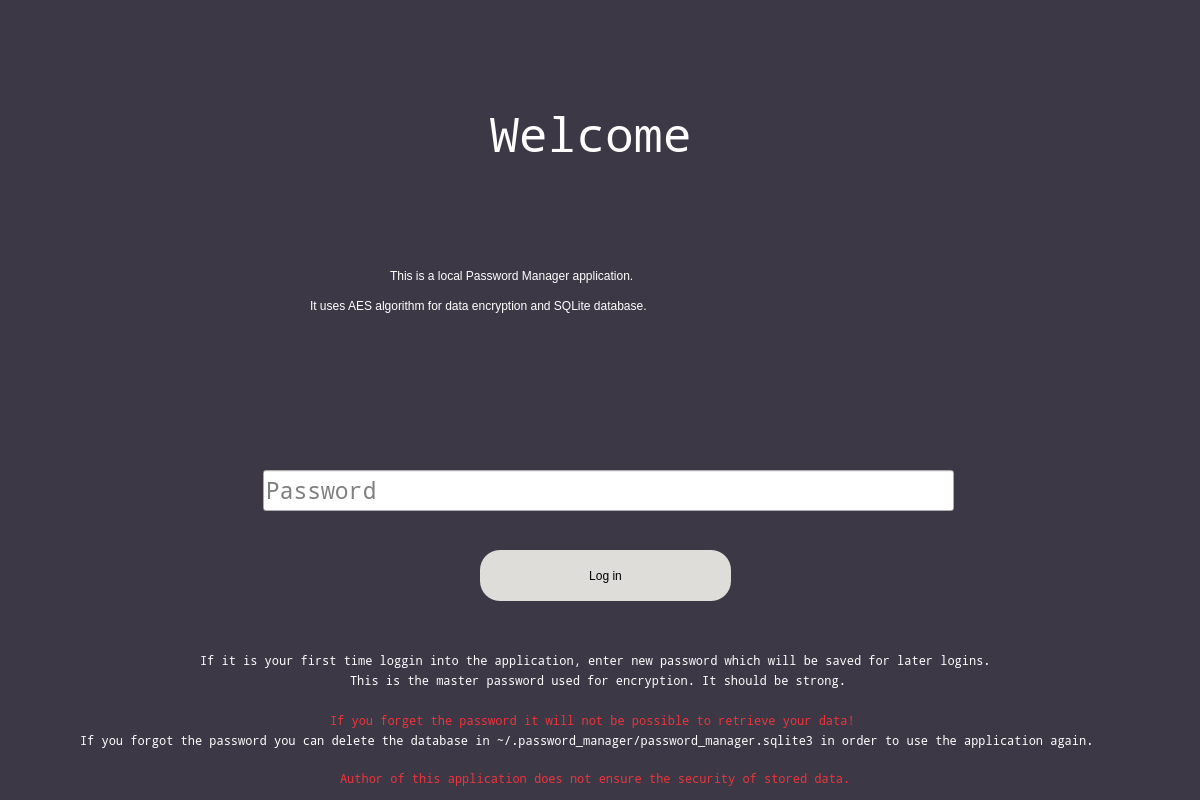
Above: src/uis/login.ui from kubawen10/PasswordManager before the change. Below: the same form after it.
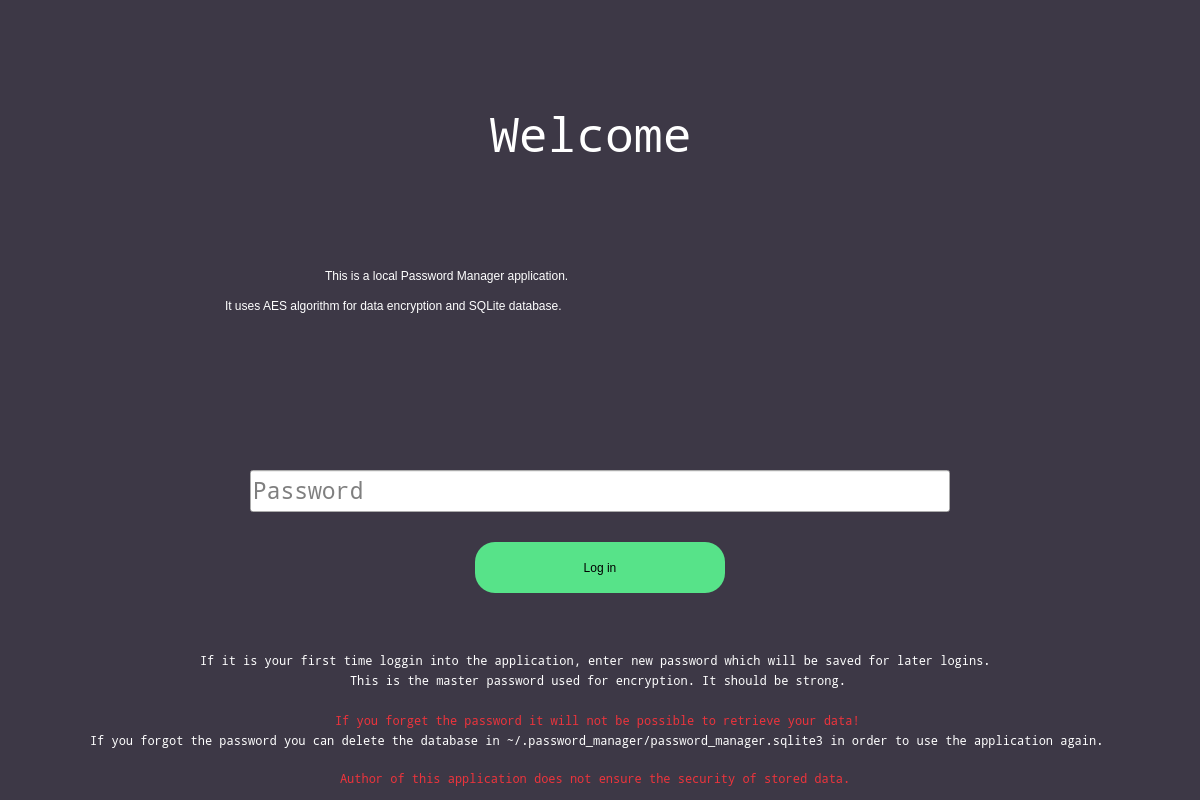
That is the form after the change.

Commit message: ui almost done, add button functionalities

Diff of the .ui file:
```diff
--- a/src/uis/login.ui
+++ b/src/uis/login.ui
@@ -34,7 +34,7 @@
      <rect>
       <x>490</x>
       <y>110</y>
-      <width>221</width>
+      <width>220</width>
       <height>51</height>
      </rect>
     </property>
@@ -60,16 +60,22 @@
    <widget class="QPushButton" name="loginButton">
     <property name="geometry">
      <rect>
-      <x>480</x>
-      <y>550</y>
-      <width>251</width>
+      <x>475</x>
+      <y>542</y>
+      <width>250</width>
       <height>51</height>
      </rect>
     </property>
     <property name="styleSheet">
-     <string notr="true">border-radius: 20px;
-background-color: rgb(222, 221, 218);
-font: 14pt &quot;Noto Mono&quot;;</string>
+     <string notr="true">QPushButton{
+	background-color: rgb(87, 227, 137);
+	border-radius: 20px;
+	font: 15pt &quot;Noto Mono&quot;;
+}
+
+QPushButton:hover{
+	background-color: rgb(46, 194, 126);
+}</string>
     </property>
     <property name="text">
      <string>Log in</string>
@@ -78,10 +84,10 @@
    <widget class="QLineEdit" name="passwordField">
     <property name="geometry">
      <rect>
-      <x>263</x>
+      <x>250</x>
       <y>470</y>
-      <width>691</width>
-      <height>41</height>
+      <width>700</width>
+      <height>42</height>
      </rect>
     </property>
     <property name="font">
@@ -99,7 +105,7 @@
      <rect>
       <x>200</x>
       <y>650</y>
-      <width>801</width>
+      <width>800</width>
       <height>21</height>
      </rect>
     </property>
@@ -118,9 +124,9 @@
    <widget class="QLabel" name="label_2">
     <property name="geometry">
      <rect>
-      <x>330</x>
+      <x>335</x>
       <y>710</y>
-      <width>531</width>
+      <width>530</width>
       <height>21</height>
      </rect>
     </property>
@@ -141,7 +147,7 @@
      <rect>
       <x>350</x>
       <y>670</y>
-      <width>501</width>
+      <width>500</width>
       <height>21</height>
      </rect>
     </property>
@@ -160,9 +166,9 @@
    <widget class="QLabel" name="label_4">
     <property name="geometry">
      <rect>
-      <x>80</x>
+      <x>90</x>
       <y>730</y>
-      <width>1021</width>
+      <width>1020</width>
       <height>21</height>
      </rect>
     </property>
@@ -183,7 +189,7 @@
      <rect>
       <x>340</x>
       <y>768</y>
-      <width>521</width>
+      <width>520</width>
       <height>21</height>
      </rect>
     </property>
@@ -202,9 +208,9 @@
    <widget class="QLabel" name="label_6">
     <property name="geometry">
      <rect>
-      <x>390</x>
+      <x>325</x>
       <y>260</y>
-      <width>421</width>
+      <width>550</width>
       <height>31</height>
      </rect>
     </property>
@@ -219,9 +225,9 @@
    <widget class="QLabel" name="label_7">
     <property name="geometry">
      <rect>
-      <x>310</x>
+      <x>225</x>
       <y>290</y>
-      <width>591</width>
+      <width>750</width>
       <height>31</height>
      </rect>
     </property>
```
The commit also changes 15 other files.
